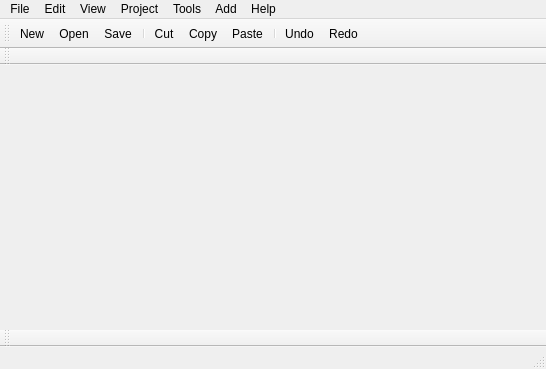
Old version of the form mainwindow.ui in the repository igorizyumin/xpcb.
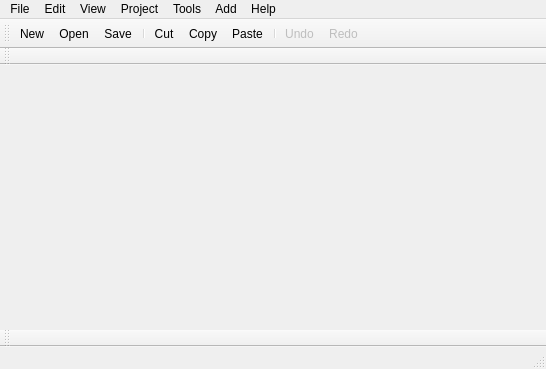
New version of the form. Icons and pictures are not drawn.

```diff
--- a/mainwindow.ui
+++ b/mainwindow.ui
@@ -283,6 +283,9 @@
    </property>
   </action>
   <action name="action_Undo">
+   <property name="enabled">
+    <bool>false</bool>
+   </property>
    <property name="icon">
     <iconset resource="qtfreepcb.qrc">
      <normaloff>:/Resources/tango-icons/22x22/actions/edit-undo.png</normaloff>:/Resources/tango-icons/22x22/actions/edit-undo.png</iconset>
@@ -292,6 +295,9 @@
    </property>
   </action>
   <action name="action_Redo">
+   <property name="enabled">
+    <bool>false</bool>
+   </property>
    <property name="icon">
     <iconset resource="qtfreepcb.qrc">
      <normaloff>:/Resources/tango-icons/22x22/actions/edit-redo.png</normaloff>:/Resources/tango-icons/22x22/actions/edit-redo.png</iconset>
```
Left out of the diff: 6 changed lines with no effect on the pictures.
